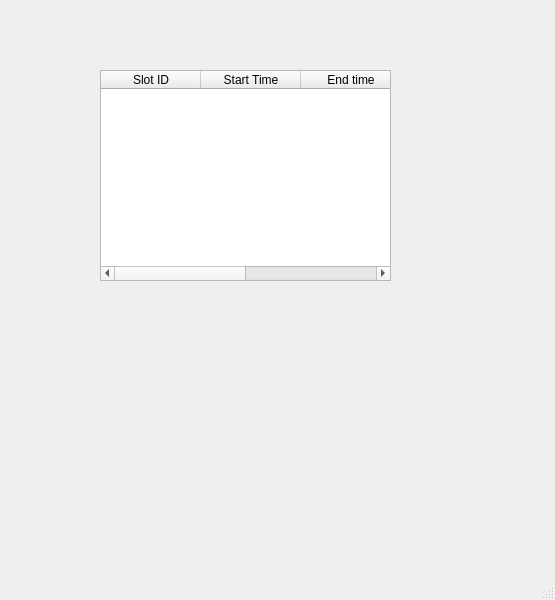
Qt form time_slots.ui (aanasakhtar/DataBase-project) before a commit.
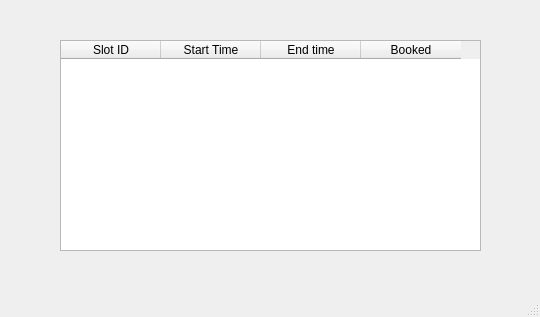
The same form after that commit.

What changed in the file:
```diff
--- a/time_slots.ui
+++ b/time_slots.ui
@@ -6,8 +6,8 @@
    <rect>
     <x>0</x>
     <y>0</y>
-    <width>555</width>
-    <height>600</height>
+    <width>540</width>
+    <height>317</height>
    </rect>
   </property>
   <property name="windowTitle">
@@ -17,9 +17,9 @@
    <widget class="QTableWidget" name="tableWidget">
     <property name="geometry">
      <rect>
-      <x>100</x>
-      <y>70</y>
-      <width>291</width>
+      <x>60</x>
+      <y>40</y>
+      <width>421</width>
       <height>211</height>
      </rect>
     </property>
```
Left out of the diff: 2 changed lines with no effect on the pictures.
